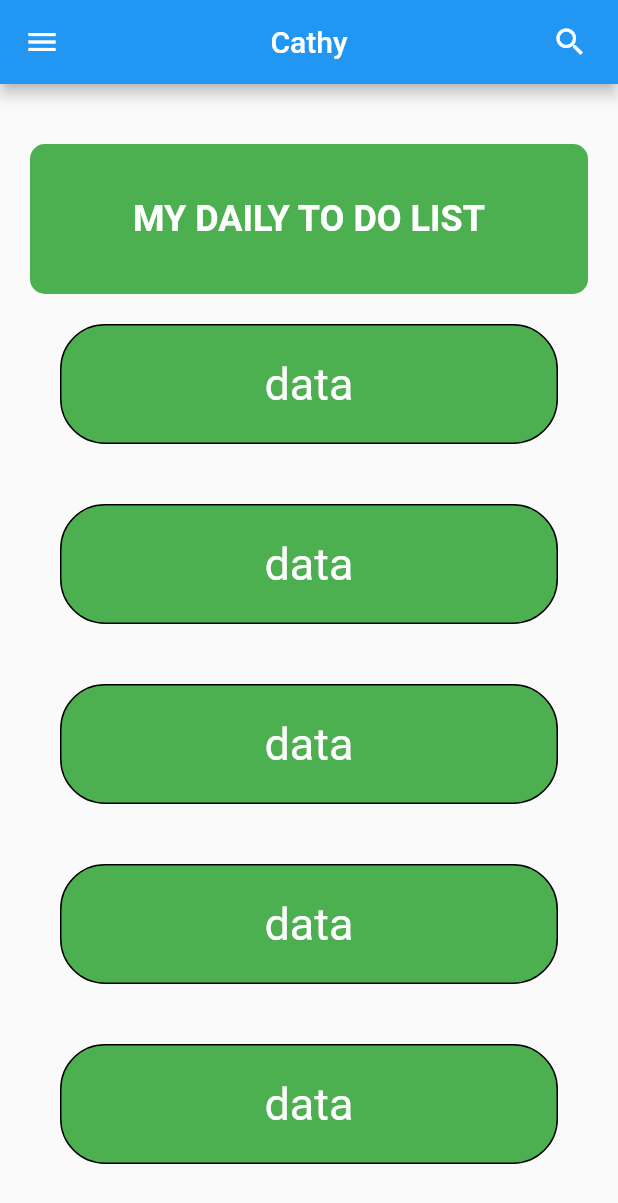
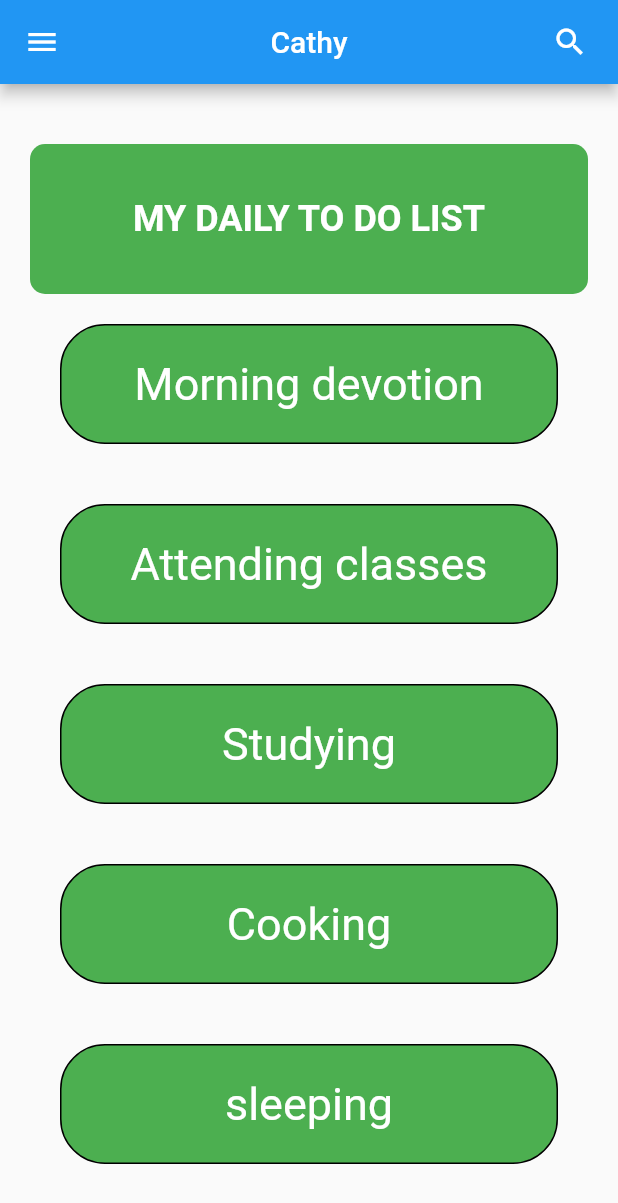
Before and after one commit to CatherineMalizani/flutter_application_1, a Flutter app: the screen it shows after launch, on a phone screen of 412 x 824 dp. Shown: the top 1203 px of the screen. Run offline on Flutter 3.47's test engine with Material 2 defaults, Android fonts, the phone set to English and light mode, and no system bars.

Commit message:
update to do list items

```diff
--- a/lib/home_page.dart
+++ b/lib/home_page.dart
@@ -50,7 +50,7 @@ class HomePage extends StatelessWidget {
                     padding: EdgeInsets.all(20.0),
                     child: Center(
                         child: Text(
-                      'data',
+                      'Morning devotion',
                       style: TextStyle(fontSize: 30, color: Colors.white),
                     )),
                   ),
@@ -69,7 +69,7 @@ class HomePage extends StatelessWidget {
                     padding: EdgeInsets.all(20.0),
                     child: Center(
                         child: Text(
-                      'data',
+                      'Attending classes',
                       style: TextStyle(fontSize: 30, color: Colors.white),
                     )),
                   ),
@@ -88,7 +88,7 @@ class HomePage extends StatelessWidget {
                     padding: EdgeInsets.all(20.0),
                     child: Center(
                         child: Text(
-                      'data',
+                      'Studying',
                       style: TextStyle(fontSize: 30, color: Colors.white),
                     )),
                   ),
@@ -107,7 +107,7 @@ class HomePage extends StatelessWidget {
                     padding: EdgeInsets.all(20.0),
                     child: Center(
                         child: Text(
-                      'data',
+                      'Cooking',
                       style: TextStyle(fontSize: 30, color: Colors.white),
                     )),
                   ),
@@ -126,7 +126,7 @@ class HomePage extends StatelessWidget {
                     padding: EdgeInsets.all(20.0),
                     child: Center(
                         child: Text(
-                      'data',
+                      'sleeping',
                       style: TextStyle(fontSize: 30, color: Colors.white),
                     )),
                   ),
```
